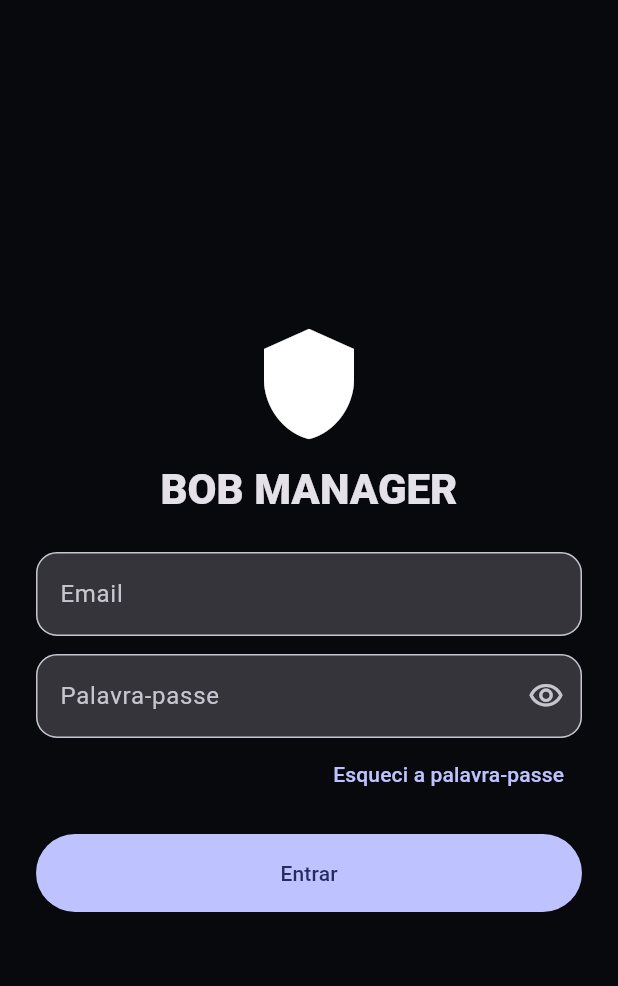
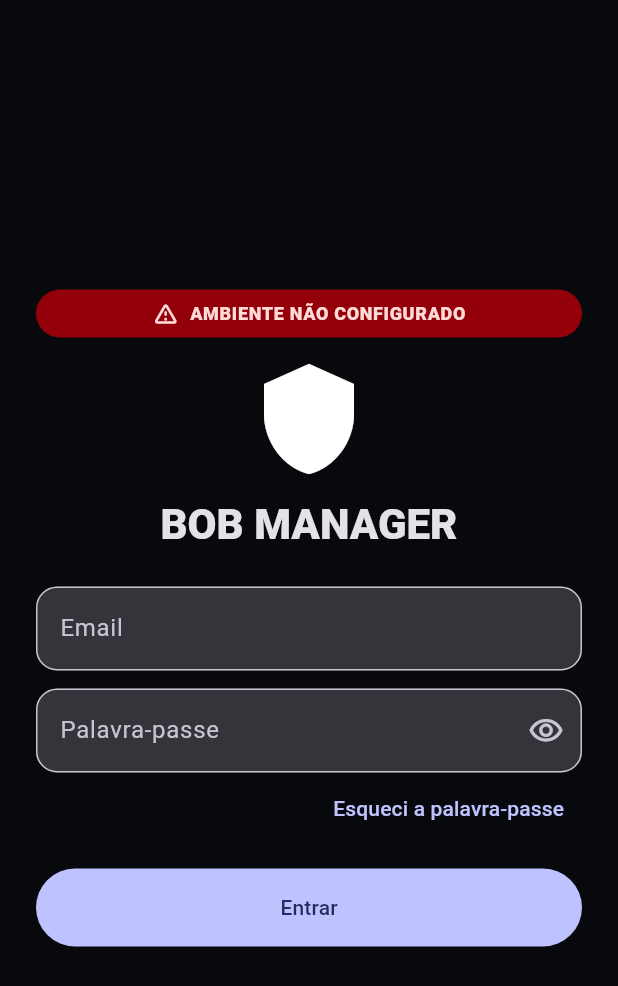
Before and after one commit to Slake88/bob-manager-v1-dev, a Flutter app: the LoginScreen screen opened directly, on a phone screen of 412 x 824 dp. Shown: the top 986 px of the screen. Run offline on Flutter 3.47's test engine with Material 3 defaults, Android fonts, the phone set to English and light mode, and no system bars; our stand-ins replace file_picker, firebase_core, firebase_messaging, image_picker, pdf, printing and 4 more; missing offline and left inert: excel_community, mobile_scanner; accounts and stored records are empty; project files that could hold a hidden picture were left out.

Commit message:
fix(rc1): align permissions, demo data and environment indicators

```diff
--- a/apps/mobile/lib/core/app_config.dart
+++ b/apps/mobile/lib/core/app_config.dart
@@ -1,4 +1,9 @@
 class AppConfig {
+  static const appEnvValue = String.fromEnvironment('APP_ENV');
+
+  static AppEnvironment get environment =>
+      AppEnvironment.fromValue(appEnvValue);
+
   static const supabaseUrl = String.fromEnvironment(
     'SUPABASE_URL',
     defaultValue: '',
@@ -15,8 +20,7 @@ class AppConfig {
       String.fromEnvironment('FIREBASE_MESSAGING_SENDER_ID');
   static const firebaseProjectId =
       String.fromEnvironment('FIREBASE_PROJECT_ID');
-  static const firebaseVapidKey =
-      String.fromEnvironment('FIREBASE_VAPID_KEY');
+  static const firebaseVapidKey = String.fromEnvironment('FIREBASE_VAPID_KEY');
   static const firebaseAuthDomain =
       String.fromEnvironment('FIREBASE_AUTH_DOMAIN');
   static const firebaseStorageBucket =
@@ -54,6 +58,19 @@ class AppConfig {
   }
 }
 
+enum AppEnvironment {
+  test,
+  real,
+  unconfigured;
+
+  static AppEnvironment fromValue(String value) =>
+      switch (value.trim().toUpperCase()) {
+        'TESTE' => AppEnvironment.test,
+        'REAL' => AppEnvironment.real,
+        _ => AppEnvironment.unconfigured,
+      };
+}
+
 class AppConfigurationException implements Exception {
   const AppConfigurationException(this.message);
 
--- a/apps/mobile/lib/screens/login_screen.dart
+++ b/apps/mobile/lib/screens/login_screen.dart
@@ -3,10 +3,15 @@ import 'package:supabase_flutter/supabase_flutter.dart';
 
 import '../core/app_config.dart';
 import '../services/auth_service.dart';
+import '../widgets/environment_banner.dart';
 import 'shell_screen.dart';
 
+typedef LoginAction = Future<void> Function(String email, String password);
+
 class LoginScreen extends StatefulWidget {
-  const LoginScreen({super.key});
+  const LoginScreen({super.key, this.onSignIn});
+
+  final LoginAction? onSignIn;
 
   @override
   State<LoginScreen> createState() => _LoginScreenState();
@@ -26,7 +31,22 @@ class _LoginScreenState extends State<LoginScreen> {
     super.dispose();
   }
 
-  Future<void> submit() async {
+  Future<void> submit() {
+    final signIn = widget.onSignIn ?? AuthService.instance.signIn;
+    return _authenticate(
+      () => signIn(
+        emailController.text.trim(),
+        passwordController.text,
+      ),
+    );
+  }
+
+  Future<void> _enterDemo() {
+    if (!AppConfig.explicitDemoMode) return Future.value();
+    return _authenticate(AuthService.instance.signInDemo);
+  }
+
+  Future<void> _authenticate(Future<void> Function() signIn) async {
     if (loading) return;
 
     setState(() {
@@ -35,10 +55,7 @@ class _LoginScreenState extends State<LoginScreen> {
     });
 
     try {
-      await AuthService.instance.signIn(
-        emailController.text.trim(),
-        passwordController.text,
-      );
+      await signIn();
       if (!mounted) return;
       Navigator.of(context).pushReplacement(
         MaterialPageRoute(builder: (_) => const ShellScreen()),
@@ -143,6 +160,8 @@ class _LoginScreenState extends State<LoginScreen> {
             child: AutofillGroup(
               child: Column(
                 children: [
+                  const EnvironmentBanner(),
+                  const SizedBox(height: 14),
                   const Icon(Icons.shield, size: 80),
                   const SizedBox(height: 12),
                   Text(
@@ -157,6 +176,17 @@ class _LoginScreenState extends State<LoginScreen> {
                       avatar: Icon(Icons.science_outlined),
                       label: Text('MODO DEMONSTRAÇÃO'),
                     ),
+                    const SizedBox(height: 12),
+                    FilledButton.icon(
+                      onPressed: loading ? null : _enterDemo,
+                      icon: const Icon(Icons.science_outlined),
+                      label: const Text('Entrar em demonstração'),
+                      style: FilledButton.styleFrom(
+                        minimumSize: const Size.fromHeight(52),
+                      ),
+                    ),
+                    const SizedBox(height: 12),
+                    const Text('Ou utiliza os campos abaixo.'),
                   ],
                   const SizedBox(height: 24),
                   TextField(
--- a/apps/mobile/lib/screens/module_router.dart
+++ b/apps/mobile/lib/screens/module_router.dart
@@ -1,6 +1,8 @@
 import 'package:flutter/material.dart';
 
+import '../core/app_session.dart';
 import '../core/module_definition.dart';
+import '../core/module_access_policy.dart';
 import 'activity_screen.dart';
 import 'agenda_screen.dart';
 import 'bar_screen_v4.dart';
@@ -26,6 +28,12 @@ class ModuleRouter extends StatelessWidget {
 
   @override
   Widget build(BuildContext context) {
+    if (!ModuleAccessPolicy.canView(module, AppSession.instance)) {
+      return const Center(
+        child: Text('Não tem permissão para consultar este módulo'),
+      );
+    }
+
     return switch (module.code) {
       'dashboard' => const DashboardScreen(),
       'activity' => const ActivityScreen(),
--- /dev/null
+++ b/apps/mobile/lib/widgets/environment_banner.dart
@@ -0,0 +1,78 @@
+import 'package:flutter/material.dart';
+
+import '../core/app_config.dart';
+
+/// Identificação de ambiente definida pela build, nunca pelo utilizador.
+class EnvironmentBanner extends StatelessWidget implements PreferredSizeWidget {
+  const EnvironmentBanner({super.key, this.appBarStrip = false});
+
+  final bool appBarStrip;
+
+  @override
+  Size get preferredSize => Size.fromHeight(appBarStrip ? 28 : 36);
+
+  @override
+  Widget build(BuildContext context) {
+    final environment = AppConfig.environment;
+    final colorScheme = Theme.of(context).colorScheme;
+    final (label, background, foreground, icon) = switch (environment) {
+      AppEnvironment.test => (
+          'AMBIENTE DE TESTES',
+          const Color(0xFFFFC857),
+          const Color(0xFF241900),
+          Icons.science_outlined,
+        ),
+      AppEnvironment.real => (
+          'BOB REAL · VERSÃO OFICIAL',
+          colorScheme.surfaceContainerHighest,
+          colorScheme.onSurfaceVariant,
+          Icons.verified_outlined,
+        ),
+      AppEnvironment.unconfigured => (
+          'AMBIENTE NÃO CONFIGURADO',
+          colorScheme.errorContainer,
+          colorScheme.onErrorContainer,
+          Icons.warning_amber_rounded,
+        ),
+    };
+
+    return Semantics(
+      label: label,
+      child: Container(
+        height: appBarStrip ? preferredSize.height : null,
+        width: appBarStrip ? double.infinity : null,
+        alignment: Alignment.center,
+        padding: EdgeInsets.symmetric(
+          horizontal: appBarStrip ? 8 : 14,
+          vertical: appBarStrip ? 0 : 7,
+        ),
+        decoration: BoxDecoration(
+          color: background,
+          borderRadius:
+              appBarStrip ? BorderRadius.zero : BorderRadius.circular(24),
+        ),
+        child: Row(
+          mainAxisSize: appBarStrip ? MainAxisSize.max : MainAxisSize.min,
+          mainAxisAlignment: MainAxisAlignment.center,
+          children: [
+            Icon(icon, size: appBarStrip ? 16 : 18, color: foreground),
+            const SizedBox(width: 7),
+            Flexible(
+              child: Text(
+                label,
+                maxLines: 1,
+                overflow: TextOverflow.ellipsis,
+                style: TextStyle(
+                  color: foreground,
+                  fontSize: appBarStrip ? 11 : 12,
+                  fontWeight: FontWeight.w800,
+                  letterSpacing: 0.45,
+                ),
+              ),
+            ),
+          ],
+        ),
+      ),
+    );
+  }
+}
```
Also changed, not shown: apps/mobile/lib/core/module_access_policy.dart (added, +39 -0 lines), apps/mobile/lib/core/permissions.dart (+109 -23 lines), apps/mobile/lib/screens/shell_screen.dart (+23 -41 lines), apps/mobile/lib/services/auth_service.dart (+39 -27 lines), apps/mobile/lib/services/rc1_data_extensions.dart (+17 -2 lines), 5 other files.
